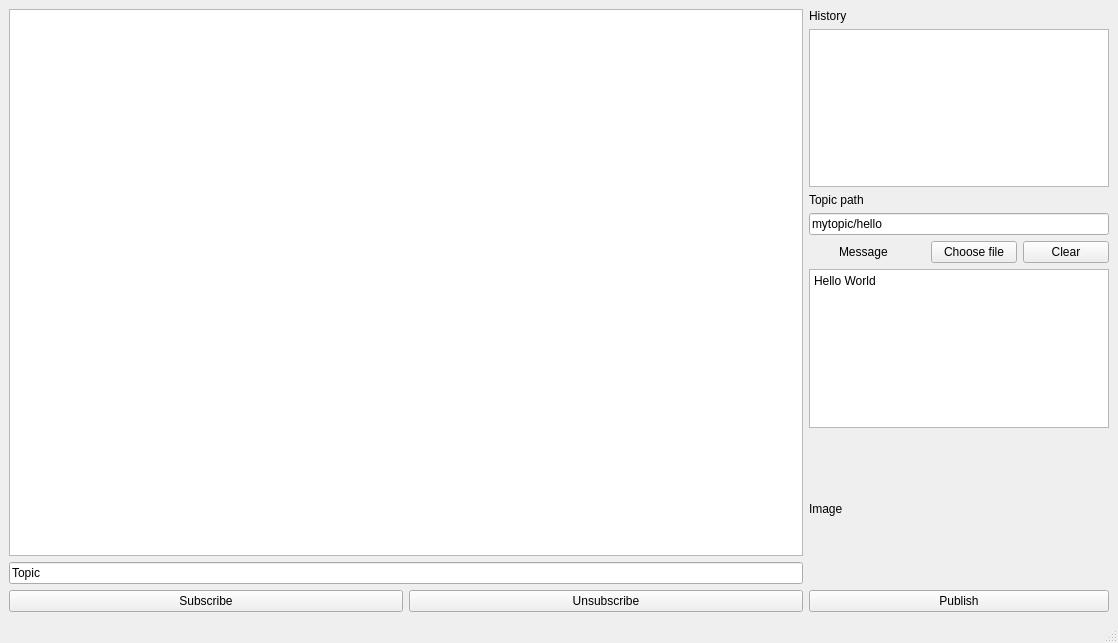
Above: src/view/ui/mainwindow.ui from vsokolov00/mqtt-explorer before the change. Below: the same form after it.
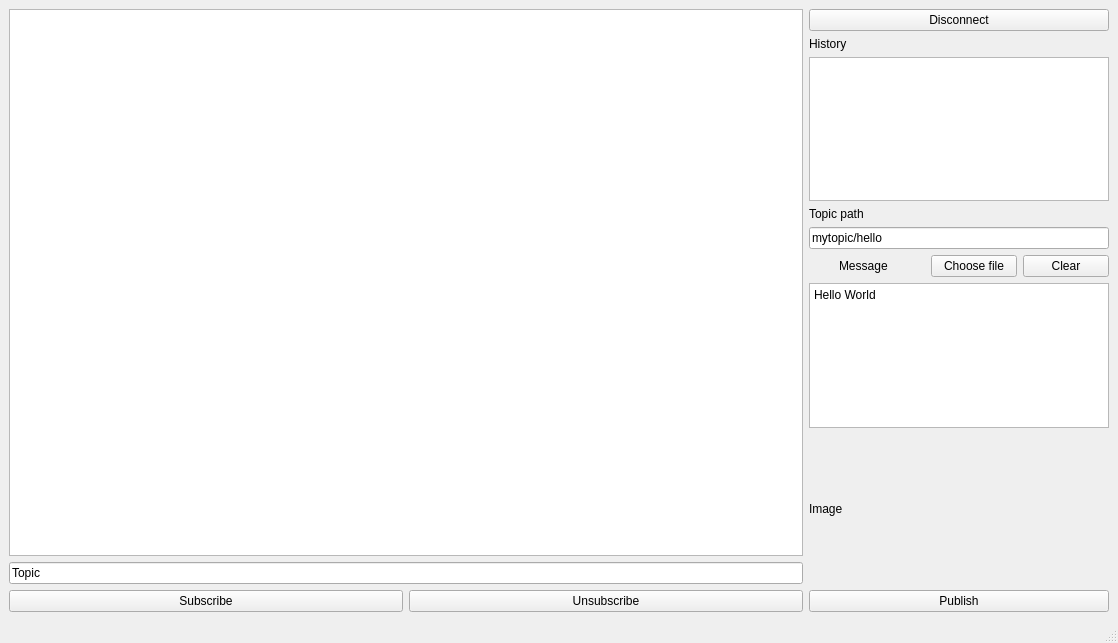
That is the form after the change.

The edit to the form file:
```diff
--- a/src/view/ui/mainwindow.ui
+++ b/src/view/ui/mainwindow.ui
@@ -76,6 +76,26 @@
         <property name="leftMargin">
          <number>0</number>
         </property>
+        <item>
+         <widget class="QPushButton" name="disconnect">
+          <property name="text">
+           <string>Disconnect</string>
+          </property>
+         </widget>
+        </item>
+        <item>
+         <spacer name="verticalSpacer">
+          <property name="orientation">
+           <enum>Qt::Vertical</enum>
+          </property>
+          <property name="sizeHint" stdset="0">
+           <size>
+            <width>20</width>
+            <height>40</height>
+           </size>
+          </property>
+         </spacer>
+        </item>
         <item>
          <widget class="QLabel" name="label">
           <property name="text">
```
